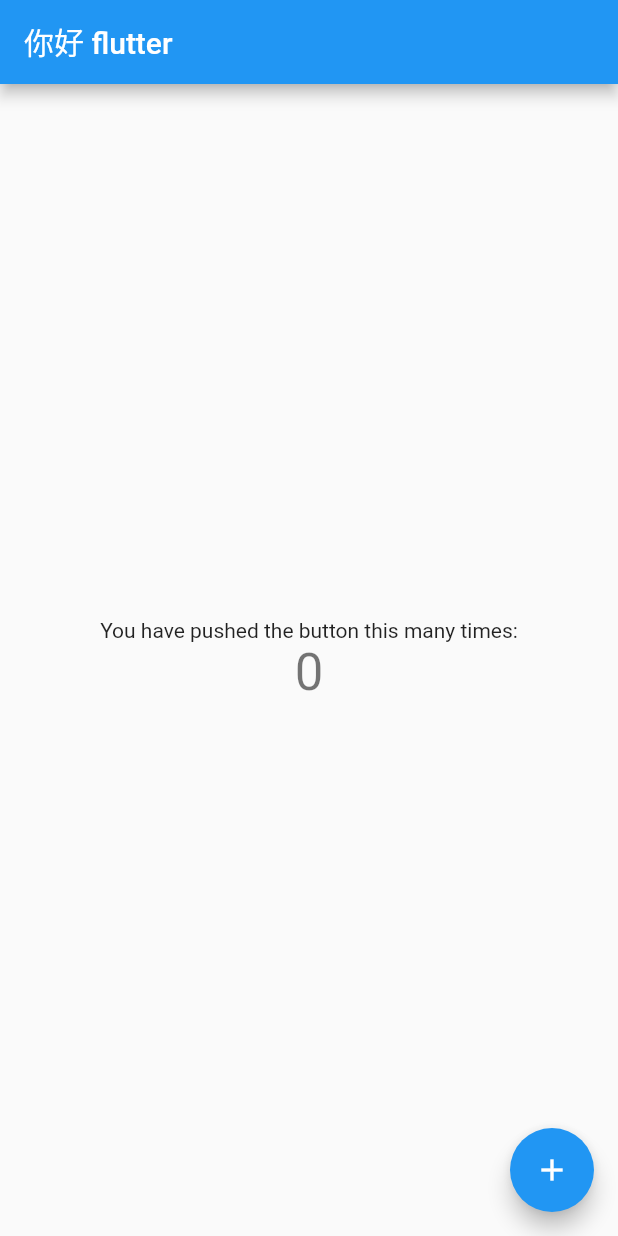
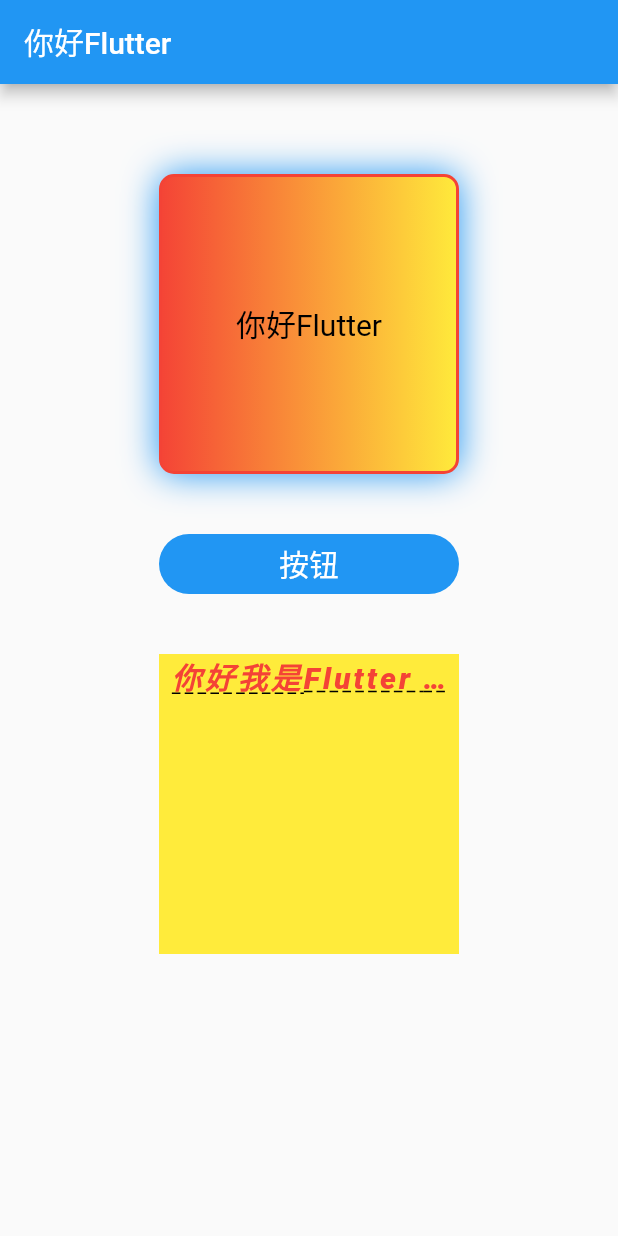
Before and after one commit to imnfeng/nfeng-flutter-demo, a Flutter app: the screen it shows after launch, on a phone screen of 412 x 824 dp. Run offline on Flutter 3.47's test engine with Material 2 defaults, Android fonts, the phone set to English and light mode, and no system bars.

Commit message:
feat: container and widget

```diff
--- a/lib/main.dart
+++ b/lib/main.dart
@@ -1,115 +1,90 @@
 import 'package:flutter/material.dart';
 
 void main() {
-  runApp(const MyApp());
+  runApp(MaterialApp(
+    home: Scaffold(
+      appBar: AppBar(title: const Text("你好Flutter")),
+      body: Column(
+        children: const [MyApp(), MyButton(), MyText()],
+      ),
+    ),
+  ));
 }
 
 class MyApp extends StatelessWidget {
-  const MyApp({super.key});
-
-  // This widget is the root of your application.
+  const MyApp({Key? key}) : super(key: key);
   @override
   Widget build(BuildContext context) {
-    return MaterialApp(
-      title: 'Flutter Demo',
-      theme: ThemeData(
-        // This is the theme of your application.
-        //
-        // Try running your application with "flutter run". You'll see the
-        // application has a blue toolbar. Then, without quitting the app, try
-        // changing the primarySwatch below to Colors.green and then invoke
-        // "hot reload" (press "r" in the console where you ran "flutter run",
-        // or simply save your changes to "hot reload" in a Flutter IDE).
-        // Notice that the counter didn't reset back to zero; the application
-        // is not restarted.
-        primarySwatch: Colors.blue,
+    return Center(
+      child: Container(
+        margin: const EdgeInsets.fromLTRB(0, 60, 0, 0),
+        alignment: Alignment.center,
+        width: 200,
+        height: 200,
+        decoration: BoxDecoration(
+          color: Colors.yellow,
+          border: Border.all(color: Colors.red, width: 2),
+          borderRadius: BorderRadius.circular(10),
+          boxShadow: const [BoxShadow(color: Colors.blue, blurRadius: 20.0)],
+          gradient: const LinearGradient(colors: [Colors.red, Colors.yellow]),
+        ),
+        child: const Text(
+          "你好Flutter",
+          style: TextStyle(color: Colors.black, fontSize: 20),
+        ),
       ),
-      home: const MyHomePage(title: '你好 flutter'),
     );
   }
 }
 
-class MyHomePage extends StatefulWidget {
-  const MyHomePage({super.key, required this.title});
-
-  // This widget is the home page of your application. It is stateful, meaning
-  // that it has a State object (defined below) that contains fields that affect
-  // how it looks.
-
-  // This class is the configuration for the state. It holds the values (in this
-  // case the title) provided by the parent (in this case the App widget) and
-  // used by the build method of the State. Fields in a Widget subclass are
-  // always marked "final".
-
-  final String title;
-
-  @override
-  State<MyHomePage> createState() => _MyHomePageState();
-}
-
-class _MyHomePageState extends State<MyHomePage> {
-  int _counter = 0;
-
-  void _incrementCounter() {
-    setState(() {
-      // This call to setState tells the Flutter framework that something has
-      // changed in this State, which causes it to rerun the build method below
-      // so that the display can reflect the updated values. If we changed
-      // _counter without calling setState(), then the build method would not be
-      // called again, and so nothing would appear to happen.
-      _counter++;
-    });
-  }
+class MyButton extends StatelessWidget {
+  const MyButton({super.key});
 
   @override
   Widget build(BuildContext context) {
-    // This method is rerun every time setState is called, for instance as done
-    // by the _incrementCounter method above.
-    //
-    // The Flutter framework has been optimized to make rerunning build methods
-    // fast, so that you can just rebuild anything that needs updating rather
-    // than having to individually change instances of widgets.
-    return Scaffold(
-      appBar: AppBar(
-        // Here we take the value from the MyHomePage object that was created by
-        // the App.build method, and use it to set our appbar title.
-        title: Text(widget.title),
+    return Container(
+      alignment: Alignment.center,
+      width: 200,
+      height: 40,
+      margin: const EdgeInsets.fromLTRB(0, 40, 0, 0),
+      decoration: BoxDecoration(
+        color: Colors.blue,
+        borderRadius: BorderRadius.circular(20),
       ),
-      body: Center(
-        // Center is a layout widget. It takes a single child and positions it
-        // in the middle of the parent.
-        child: Column(
-          // Column is also a layout widget. It takes a list of children and
-          // arranges them vertically. By default, it sizes itself to fit its
-          // children horizontally, and tries to be as tall as its parent.
-          //
-          // Invoke "debug painting" (press "p" in the console, choose the
-          // "Toggle Debug Paint" action from the Flutter Inspector in Android
-          // Studio, or the "Toggle Debug Paint" command in Visual Studio Code)
-          // to see the wireframe for each widget.
-          //
-          // Column has various properties to control how it sizes itself and
-          // how it positions its children. Here we use mainAxisAlignment to
-          // center the children vertically; the main axis here is the vertical
-          // axis because Columns are vertical (the cross axis would be
-          // horizontal).
-          mainAxisAlignment: MainAxisAlignment.center,
-          children: <Widget>[
-            const Text(
-              'You have pushed the button this many times:',
-            ),
-            Text(
-              '$_counter',
-              style: Theme.of(context).textTheme.headline4,
-            ),
-          ],
-        ),
+      child: const Text(
+        "按钮",
+        style: TextStyle(color: Colors.white, fontSize: 20),
       ),
-      floatingActionButton: FloatingActionButton(
-        onPressed: _incrementCounter,
-        tooltip: 'Increment',
-        child: const Icon(Icons.add),
-      ), // This trailing comma makes auto-formatting nicer for build methods.
     );
   }
 }
+
+class MyText extends StatelessWidget {
+  const MyText({super.key});
+
+  @override
+  Widget build(BuildContext context) {
+    return Container(
+      width: 200,
+      height: 200,
+      margin: const EdgeInsets.fromLTRB(0, 40, 0, 0),
+      decoration: const BoxDecoration(color: Colors.yellow),
+      child: const Text(
+        "你好我是Flutter 你好我是Flutter 你好我是Flutter",
+        textAlign: TextAlign.center,
+        overflow: TextOverflow.ellipsis,
+        maxLines: 1,
+        style: TextStyle(
+          fontSize: 20,
+          fontWeight: FontWeight.w900,
+          color: Colors.red,
+          fontStyle: FontStyle.italic,
+          letterSpacing: 2,
+          decoration: TextDecoration.underline,
+          decorationColor: Colors.black,
+          decorationStyle: TextDecorationStyle.dashed,
+        ),
+      ),
+    );
+  }
+}
```
